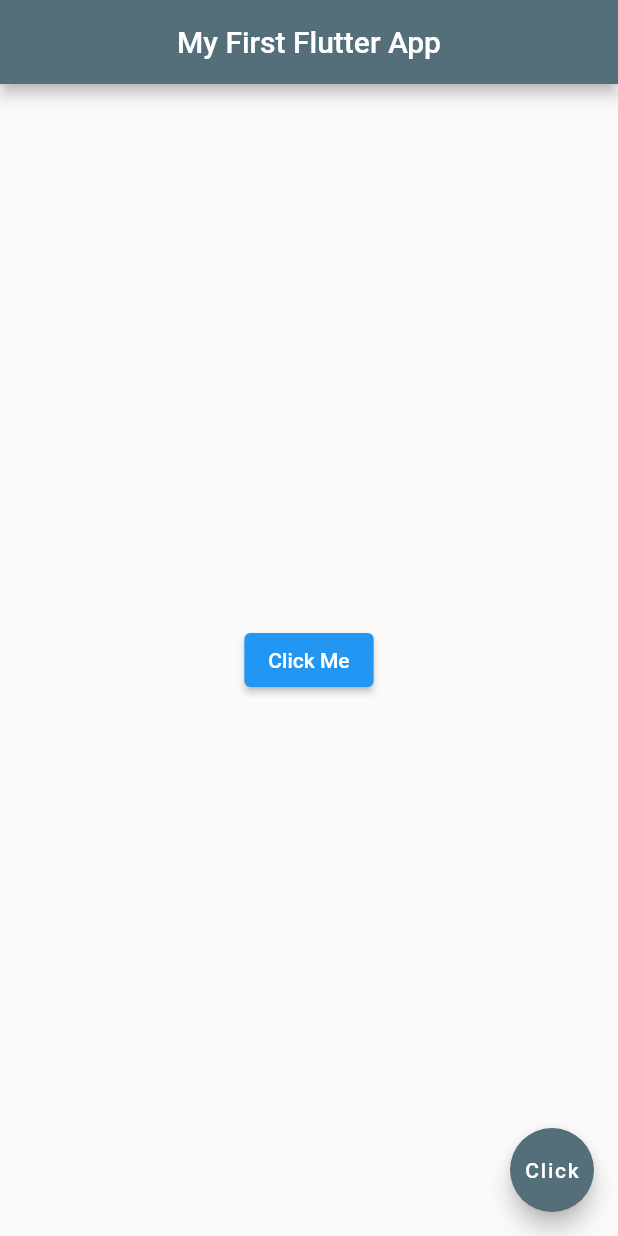
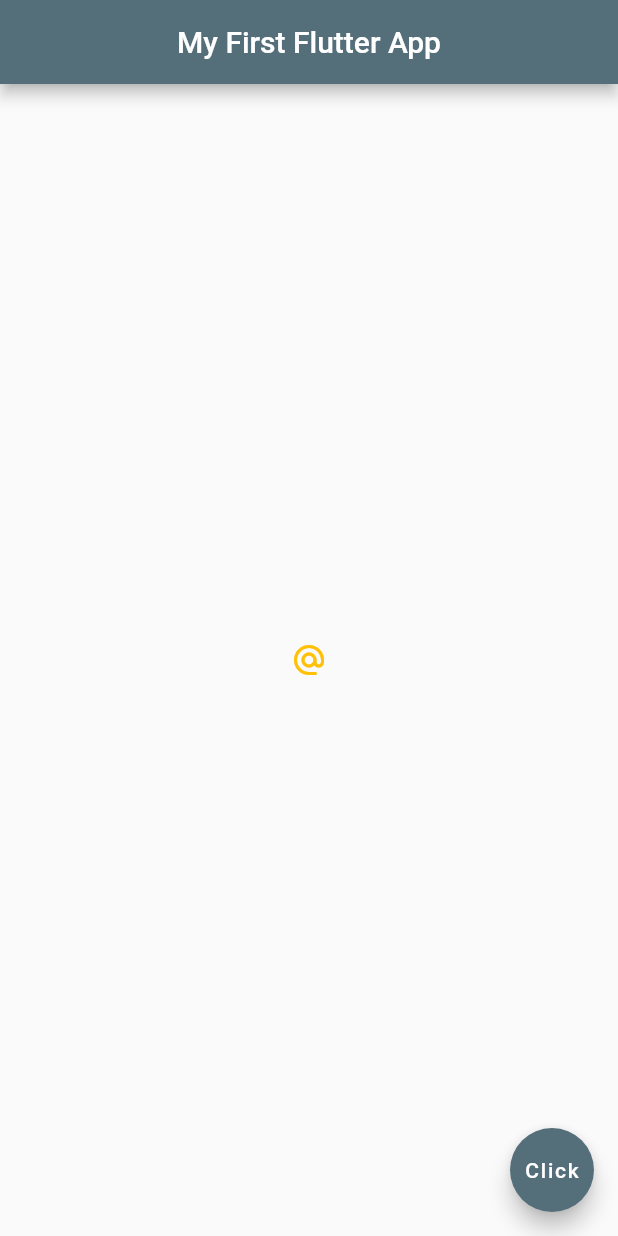
Before and after one commit to BUFONJOKER/First-Flutter-App, a Flutter app: the screen it shows after launch, on a phone screen of 412 x 824 dp. Run offline on Flutter 3.47's test engine with Material 2 defaults, Android fonts, the phone set to English and light mode, and no system bars.

Commit message:
Day 1 icon button

```diff
--- a/lib/main.dart
+++ b/lib/main.dart
@@ -20,9 +20,12 @@ class Home extends StatelessWidget {
           backgroundColor: Colors.blueGrey[600],
         ),
         body:  Center(
-          child: ElevatedButton(
+          child: IconButton(
+            icon:const Icon(Icons.alternate_email),
             onPressed: () {},
-            child: const Text('Click Me'),
+
+            color: Colors.amber,
+
           ),
         ),
         floatingActionButton: FloatingActionButton(
```
